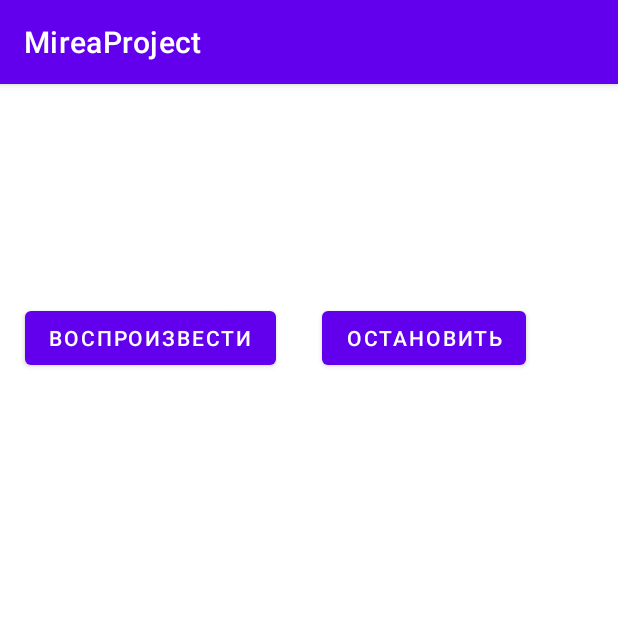
After one commit to Def404/MireaProject, an Android app: the fragment PlayMusicFragment shown on its own in the app's theme, on a phone screen of 412 x 824 dp, the top half of it. The commit adds this screen. Run offline under Robolectric (Android 15) with nearby library versions, the phone set to English and light mode, and no system bars.

Commit message:
Practica 3 (MusicPlayer)

```diff
--- a/app/src/main/AndroidManifest.xml
+++ b/app/src/main/AndroidManifest.xml
@@ -9,6 +9,11 @@
         android:roundIcon="@mipmap/ic_launcher_round"
         android:supportsRtl="true"
         android:theme="@style/Theme.MireaProject">
+        <service
+            android:name=".PlayerService"
+            android:enabled="true"
+            android:exported="true"></service>
+
         <activity
             android:name=".MainActivity"
             android:exported="true"
--- /dev/null
+++ b/app/src/main/java/ru/mirea/baskakov/mireaproject/PlayMusicFragment.java
@@ -0,0 +1,34 @@
+package ru.mirea.baskakov.mireaproject;
+
+import android.content.ComponentName;
+import android.content.Intent;
+import android.os.Bundle;
+
+import androidx.fragment.app.Fragment;
+
+import android.view.LayoutInflater;
+import android.view.View;
+import android.view.ViewGroup;
+
+public class PlayMusicFragment extends Fragment {
+
+
+    @Override
+    public View onCreateView(LayoutInflater inflater, ViewGroup container,
+                             Bundle savedInstanceState) {
+
+        View view = inflater.inflate(R.layout.fragment_play_music, container, false);
+        view.findViewById(R.id.start_music_btn).setOnClickListener(this::startMusicOnClick);
+        view.findViewById(R.id.stop_music_btn).setOnClickListener(this::stopMusicOnClick);
+
+        return view;
+    }
+
+    public void startMusicOnClick(View view){
+        getActivity().startService(new Intent(getActivity(), PlayerService.class));
+    }
+
+    public void stopMusicOnClick(View view){
+        getActivity().stopService(new Intent(getActivity(), PlayerService.class));
+    }
+}
--- /dev/null
+++ b/app/src/main/res/layout/fragment_play_music.xml
@@ -0,0 +1,36 @@
+<?xml version="1.0" encoding="utf-8"?>
+<androidx.constraintlayout.widget.ConstraintLayout xmlns:android="http://schemas.android.com/apk/res/android"
+    xmlns:app="http://schemas.android.com/apk/res-auto"
+    xmlns:tools="http://schemas.android.com/tools"
+    android:layout_width="match_parent"
+    android:layout_height="match_parent"
+    tools:context=".PlayMusicFragment">
+
+
+    <LinearLayout
+        android:layout_width="412dp"
+        android:layout_height="508dp"
+        android:layout_marginStart="1dp"
+        android:orientation="horizontal"
+        app:layout_constraintBottom_toBottomOf="parent"
+        app:layout_constraintStart_toStartOf="parent"
+        app:layout_constraintTop_toTopOf="parent">
+
+        <Button
+            android:id="@+id/start_music_btn"
+            android:layout_width="wrap_content"
+            android:layout_height="wrap_content"
+            android:layout_margin="15dp"
+            android:onClick="startMusicOnClick"
+            android:text="Воспроизвести" />
+
+        <Button
+            android:id="@+id/stop_music_btn"
+            android:layout_width="wrap_content"
+            android:layout_height="wrap_content"
+            android:layout_margin="15dp"
+            android:onClick="stopMusicOnClick"
+            android:text="остановить" />
+    </LinearLayout>
+
+</androidx.constraintlayout.widget.ConstraintLayout>
--- a/app/src/main/res/menu/activity_main_drawer.xml
+++ b/app/src/main/res/menu/activity_main_drawer.xml
@@ -24,5 +24,9 @@
         <item
             android:id="@+id/nav_webView"
             android:title="WebView"/>
+
+        <item
+            android:id="@+id/nav_playMusic"
+            android:title="PlayMusic"/>
     </group>
 </menu>
--- a/app/src/main/res/navigation/mobile_navigation.xml
+++ b/app/src/main/res/navigation/mobile_navigation.xml
@@ -32,4 +32,9 @@
         android:name="ru.mirea.baskakov.mireaproject.WebViewFragment"
         android:label="fragment_web_view"
         tools:layout="@layout/fragment_web_view" />
+    <fragment
+        android:id="@+id/nav_playMusic"
+        android:name="ru.mirea.baskakov.mireaproject.PlayMusicFragment"
+        android:label="fragment_play_music"
+        tools:layout="@layout/fragment_play_music" />
 </navigation>
```
Also changed, not shown: app/src/main/java/ru/mirea/baskakov/mireaproject/PlayerService.java (added, +35 -0 lines), 1 other file.
